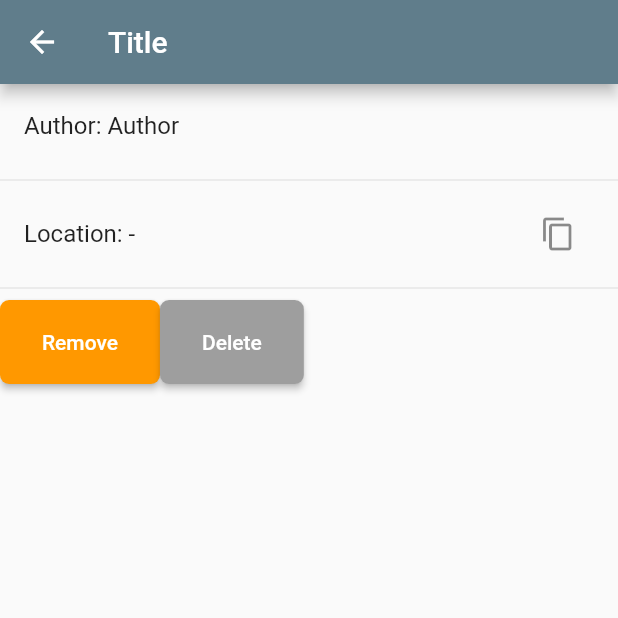
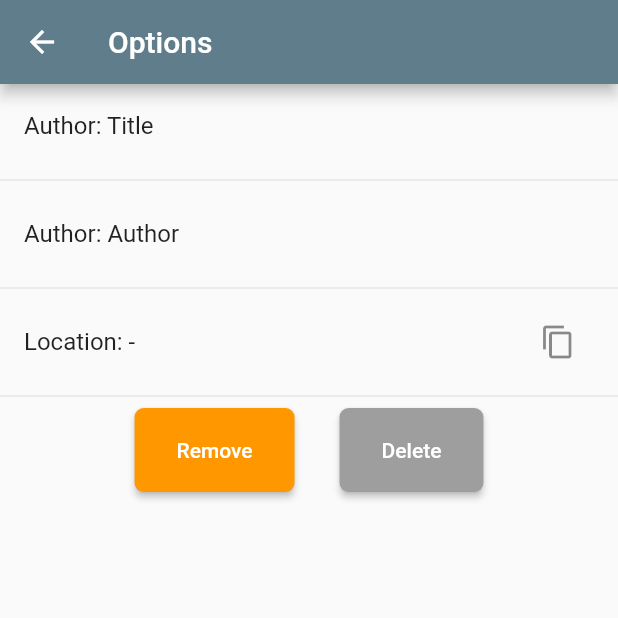
Before and after one commit to Abstractolotl/aztube-app, a Flutter app: the DownloadScreen screen opened directly with empty values, on a phone screen of 412 x 824 dp, the top half of it. Run offline on Flutter 3.47's test engine with Material 2 defaults, Android fonts, the light colour scheme and no system bars; our stand-ins replace camera, device_info_plus; missing offline and left inert: qr_code_scanner.

Commit message:
Beautify Download options

```diff
--- a/lib/elements/download.dart
+++ b/lib/elements/download.dart
@@ -1,5 +1,3 @@
-import 'dart:developer';
-
 import 'package:aztube/api/downloaddata.dart';
 import 'package:aztube/files/downloadsmodel.dart';
 import 'package:aztube/files/filemanager.dart';
--- a/lib/views/dashboard.dart
+++ b/lib/views/dashboard.dart
@@ -192,7 +192,6 @@ class DashboardScreenState extends State<DashboardScreen> {
     return Timer.periodic(const Duration(seconds: timeout),
             (timer) async{
                 var response = await APIHelper.fetchDownloads(currentSettings.deviceHash);
-
                 if(response.statusCode == 200){
                   var jsonResponse = jsonDecode(response.body);
                   if(jsonResponse['success']){
--- a/lib/views/downloadoption.dart
+++ b/lib/views/downloadoption.dart
@@ -3,6 +3,7 @@ import 'package:aztube/elements/simplebutton.dart';
 import 'package:aztube/files/downloadsmodel.dart';
 import 'package:aztube/files/filemanager.dart';
 import 'package:flutter/material.dart';
+import 'package:flutter/rendering.dart';
 
 class DownloadScreen extends StatefulWidget {
 
@@ -22,9 +23,13 @@ class DownloadScreenState extends State<DownloadScreen> {
   Widget build(BuildContext context) {
 
     return Scaffold(
-        appBar: AppBar(title: Text(widget.video.title)),
+        appBar: AppBar(title: const Text('Options')),
         body: ListView(
           children: [
+            ListTile(
+              title: Text('Author: ${widget.video.title}'),
+            ),
+            const Divider(),
             ListTile(
               title: Text('Author: ${widget.video.author}'),
             ),
@@ -38,8 +43,11 @@ class DownloadScreenState extends State<DownloadScreen> {
             ),
             const Divider(),
             Row(
+              mainAxisAlignment: MainAxisAlignment.center,
               children: [
-                SimpleButton(
+                Container(
+                  padding: const EdgeInsets.symmetric(horizontal: 15.0),
+                  child: SimpleButton(
                     color: Colors.orange,
                     child: const Text('Remove'),
                     onPressed: (){
@@ -51,8 +59,11 @@ class DownloadScreenState extends State<DownloadScreen> {
                       );
                       Navigator.pop(context);
                     },
+                  )
                 ),
-                SimpleButton(
+                Container(
+                  padding: const EdgeInsets.symmetric(horizontal: 15.0),
+                  child: SimpleButton(
                     disabled: !widget.video.downloaded,
                     color: widget.video.downloaded ? Colors.orange : Colors.grey,
                     child: const Text('Delete'),
@@ -64,6 +75,7 @@ class DownloadScreenState extends State<DownloadScreen> {
                       );
                     },
                   ),
+                )
               ],
             )
           ],
```
Lines whose indentation alone changed are shown as unchanged.
